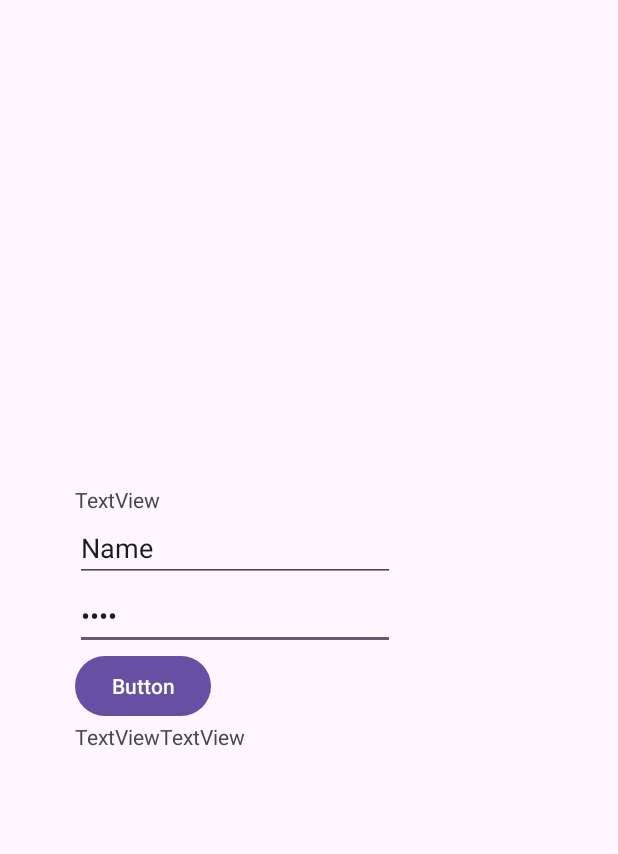
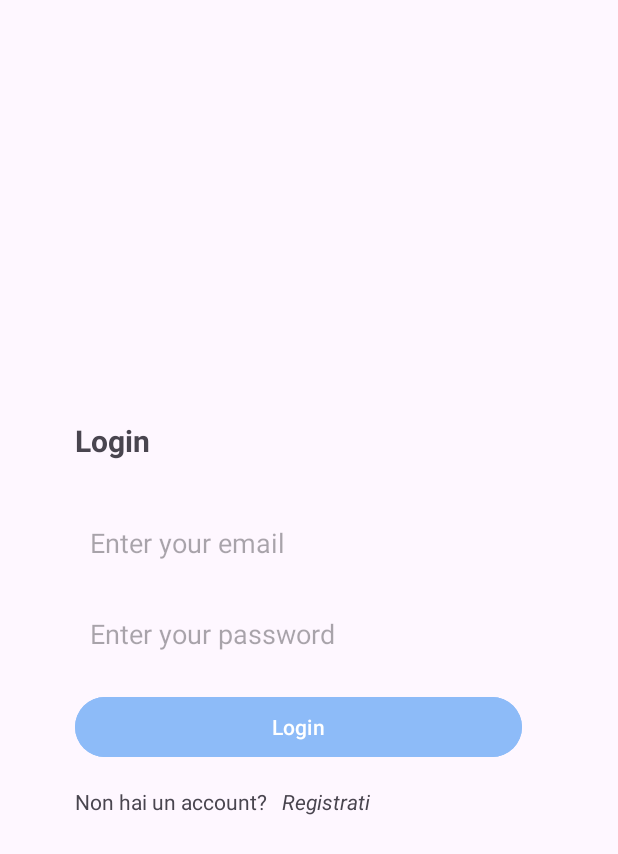
Before and after one commit to giuseppe2028/NewsAppKotlin, an Android app: the screen it shows after launch (IntroductionActivity), on a phone screen of 412 x 824 dp. Shown: the top 854 px of the screen. Run offline under Robolectric (Android 15) with nearby library versions, the phone set to English and light mode, and no system bars; our stand-ins replace Firebase (no records; nobody signed in at launch, a user with empty details on screens opened directly).

Commit message:
Interfaccia Login

```diff
--- a/app/src/main/res/layout/fragment_login.xml
+++ b/app/src/main/res/layout/fragment_login.xml
@@ -17,9 +17,12 @@
 
     <Button
         android:id="@+id/bottoneLogin"
-        android:layout_width="wrap_content"
+        android:layout_width="0dp"
         android:layout_height="wrap_content"
-        android:text="Button"
+        android:layout_marginEnd="64dp"
+        android:layout_marginBottom="16dp"
+        android:backgroundTint="@color/colorsBackgroundHome"
+        android:text="@string/login"
         app:layout_constraintBottom_toTopOf="@+id/linearLayout3"
         app:layout_constraintEnd_toEndOf="parent"
         app:layout_constraintHorizontal_bias="0.0"
@@ -28,14 +31,17 @@
 
     <EditText
         android:id="@+id/password"
-        android:layout_width="wrap_content"
+        android:layout_width="0dp"
         android:layout_height="wrap_content"
+        android:layout_marginBottom="16dp"
+        android:background="@android:color/transparent"
         android:ems="10"
+        android:hint="@string/enterPassword"
         android:inputType="textPassword"
-        android:text="Name"
+        android:paddingHorizontal="10dp"
+        android:paddingVertical="10dp"
         app:layout_constraintBottom_toTopOf="@+id/bottoneLogin"
-        app:layout_constraintEnd_toEndOf="parent"
-        app:layout_constraintHorizontal_bias="0.0"
+        app:layout_constraintEnd_toEndOf="@+id/bottoneLogin"
         app:layout_constraintStart_toStartOf="@+id/guideline6"
         app:layout_constraintTop_toBottomOf="@+id/mail" />
 
@@ -54,34 +60,45 @@
             android:id="@+id/textView2"
             android:layout_width="wrap_content"
             android:layout_height="wrap_content"
-            android:text="TextView" />
+            android:text="@string/notaccont" />
 
         <TextView
             android:id="@+id/textView"
             android:layout_width="wrap_content"
-            android:layout_height="wrap_content"
-            android:text="TextView" />
+            android:layout_height="match_parent"
+            android:layout_marginLeft="10dp"
+            android:text="@string/signup"
+            android:textAllCaps="false"
+            android:textStyle="italic" />
 
     </LinearLayout>
 
     <EditText
         android:id="@+id/mail"
+        android:layout_width="0dp"
+        android:layout_height="wrap_content"
+        android:layout_marginTop="16dp"
+        android:layout_marginBottom="16dp"
+        android:background="@android:color/transparent"
+        android:ems="10"
+        android:hint="@string/enterMail"
+        android:inputType="text"
+        android:paddingHorizontal="10dp"
+        android:paddingVertical="10dp"
+        app:layout_constraintBottom_toTopOf="@+id/password"
+        app:layout_constraintEnd_toEndOf="@+id/password"
+        app:layout_constraintHorizontal_bias="1.0"
+        app:layout_constraintStart_toStartOf="@+id/guideline6"
+        app:layout_constraintTop_toBottomOf="@+id/Title" />
+
+    <TextView
+        android:id="@+id/Title"
         android:layout_width="wrap_content"
         android:layout_height="wrap_content"
-        android:ems="10"
-        android:inputType="text"
-        android:text="Name"
-        app:layout_constraintBottom_toTopOf="@+id/password"
-        app:layout_constraintEnd_toEndOf="parent"
-        app:layout_constraintHorizontal_bias="0.0"
-        app:layout_constraintStart_toStartOf="@+id/guideline6"
-        app:layout_constraintTop_toBottomOf="@+id/textView4" />
-
-    <TextView
-        android:id="@+id/textView4"
-        android:layout_width="wrap_content"
-        android:layout_height="wrap_content"
-        android:text="TextView"
+        android:layout_marginBottom="16dp"
+        android:text="Login"
+        android:textSize="@dimen/title"
+        android:textStyle="bold"
         app:layout_constraintBottom_toTopOf="@+id/mail"
         app:layout_constraintEnd_toEndOf="parent"
         app:layout_constraintHorizontal_bias="0.0"
--- a/app/src/main/res/values/dimens.xml
+++ b/app/src/main/res/values/dimens.xml
@@ -2,4 +2,5 @@
     <!-- Default screen margins, per the Android Design guidelines. -->
     <dimen name="fragment_horizontal_margin">16dp</dimen>
     <dimen name="fragment_vertical_margin">16dp</dimen>
+    <dimen name="title">20dp</dimen>
 </resources>
--- a/app/src/main/res/values/strings.xml
+++ b/app/src/main/res/values/strings.xml
@@ -13,4 +13,9 @@
     <string name="invalid_username">Not a valid username</string>
     <string name="invalid_password">Password must be >5 characters</string>
     <string name="login_failed">"Login failed"</string>
+    <string name="enterMail">Enter your email</string>
+    <string name="enterPassword">Enter your password</string>
+    <string name="login">Login</string>
+    <string name="notaccont">Non hai un account?</string>
+    <string name="signup">Registrati</string>
 </resources>
```
